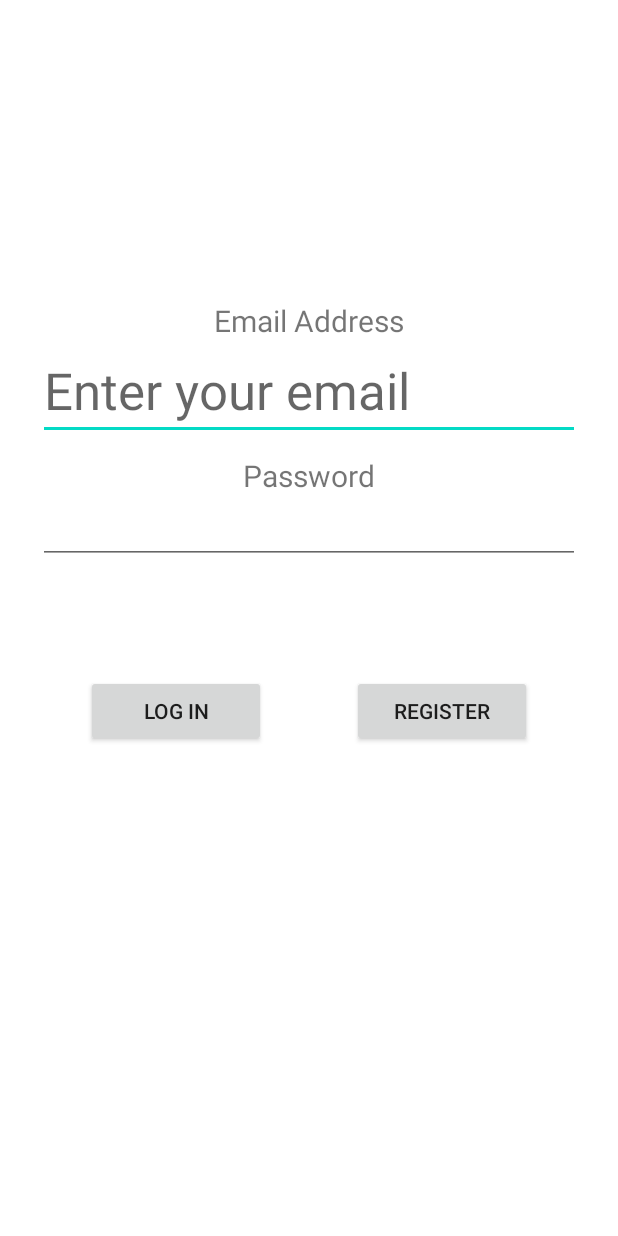
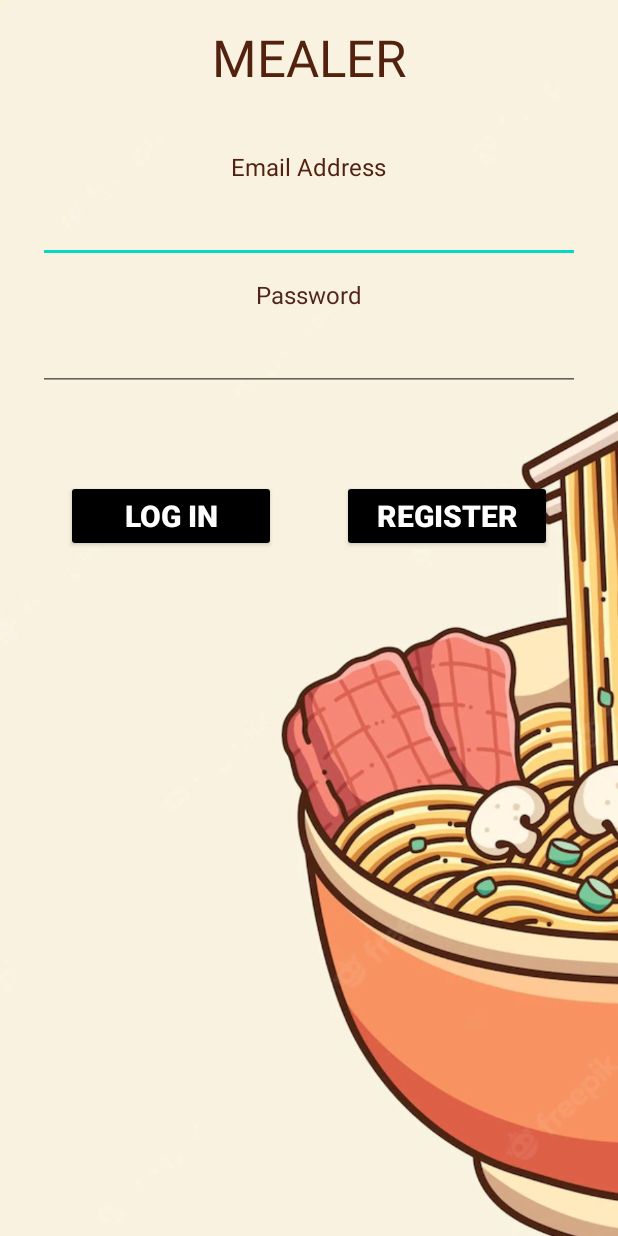
Before and after one commit to kevinluong21/mealer-project, an Android app: the screen it shows after launch (MainActivity), on a phone screen of 412 x 824 dp. Run offline under Robolectric (Android 15) with nearby library versions, the phone set to English and light mode, and no system bars; our stand-ins replace Firebase (no records; nobody signed in at launch, a user with empty details on screens opened directly).

Commit message:
Welcome Page functionality completed, back button fixed, some UI: added colors and image

```diff
--- a/app/src/main/res/layout/activity_main.xml
+++ b/app/src/main/res/layout/activity_main.xml
@@ -1,19 +1,59 @@
 <?xml version="1.0" encoding="utf-8"?>
+
 <androidx.constraintlayout.widget.ConstraintLayout xmlns:android="http://schemas.android.com/apk/res/android"
+
     xmlns:app="http://schemas.android.com/apk/res-auto"
     xmlns:tools="http://schemas.android.com/tools"
     android:layout_width="match_parent"
     android:layout_height="match_parent"
     android:onClick="login"
-    tools:context=".MainActivity">
+    tools:context=".MainActivity"
+
+
+    >
+
+
+    <LinearLayout
+        android:layout_width="match_parent"
+        android:layout_height="match_parent"
+
+        android:orientation="horizontal"
+        app:layout_constraintTop_toTopOf="parent">
+
+        <ImageView
+            android:id="@+id/imageView5"
+            android:layout_width="950dp"
+            android:layout_height="950dp"
+            android:src="@drawable/ramen"
+
+            />
+    </LinearLayout>
+
+    <LinearLayout
+        android:layout_width="match_parent"
+        android:layout_height="match_parent"
+        android:layout_marginTop="15dp"
+        android:gravity="center|top"
+        android:orientation="vertical"
+        app:layout_constraintTop_toTopOf="parent">
+
+        <TextView
+            android:id="@+id/nameOfApp"
+            android:layout_width="wrap_content"
+            android:layout_height="wrap_content"
+            android:text="MEALER"
+            android:textColor="#52220F"
+            android:textSize="34sp" />
+    </LinearLayout>
 
     <LinearLayout
         android:layout_width="match_parent"
         android:layout_height="match_parent"
         android:layout_marginStart="25dp"
-        android:layout_marginTop="200dp"
+        android:layout_marginTop="100dp"
         android:layout_marginEnd="25dp"
-        android:layout_marginBottom="200dp"
+        android:layout_marginBottom="350dp"
+        android:background="#0fff"
         android:orientation="vertical"
         app:layout_constraintBottom_toBottomOf="parent"
         app:layout_constraintEnd_toEndOf="parent"
@@ -26,16 +66,18 @@
             android:layout_height="wrap_content"
             android:layout_gravity="center"
             android:text="Email Address"
-            android:textSize="20sp" />
+            android:textColor="#52220F"
+            android:textSize="16sp" />
 
         <EditText
             android:id="@+id/editTextEmailAddress"
-            android:layout_width="wrap_content"
+            android:layout_width="match_parent"
             android:layout_height="wrap_content"
             android:ems="10"
-            android:hint="Enter your email"
+            android:textAlignment="center"
+
             android:inputType="textPersonName"
-            android:textSize="34sp" />
+            android:textSize="24sp" />
 
         <Space
             android:layout_width="match_parent"
@@ -47,14 +89,17 @@
             android:layout_height="wrap_content"
             android:layout_gravity="center"
             android:text="Password"
-            android:textSize="20sp" />
+            android:textColor="#50261A"
+            android:textSize="16sp" />
 
         <EditText
             android:id="@+id/editTextPassword"
             android:layout_width="match_parent"
             android:layout_height="wrap_content"
             android:ems="10"
-            android:inputType="textPassword" />
+            android:textAlignment="center"
+            android:inputType="textPassword"
+            android:textSize="24sp" />
 
         <Space
             android:layout_width="match_parent"
@@ -73,8 +118,8 @@
     <LinearLayout
         android:layout_width="match_parent"
         android:layout_height="match_parent"
-        android:layout_marginTop="450dp"
-        android:layout_marginBottom="100dp"
+        android:layout_marginTop="320dp"
+        android:layout_marginBottom="270dp"
         android:orientation="horizontal"
         app:layout_constraintBottom_toBottomOf="parent"
         app:layout_constraintTop_toTopOf="parent">
@@ -88,9 +133,13 @@
             android:id="@+id/buttonLogin"
             android:layout_width="wrap_content"
             android:layout_height="wrap_content"
-            android:width="120dp"
+            android:width="140dp"
+            android:backgroundTint="@android:color/black"
             android:onClick="login"
-            android:text="Log in" />
+            android:text="Log in"
+            android:textColor="@color/white"
+            android:textSize="20sp"
+            android:textStyle="bold" />
 
         <Space
             android:layout_width="0dp"
@@ -101,11 +150,14 @@
             android:id="@+id/buttonClientRegister"
             android:layout_width="wrap_content"
             android:layout_height="wrap_content"
-            android:width="120dp"
+            android:width="140dp"
+            android:backgroundTint="@android:color/black"
             android:onClick="registerFormCall"
             android:text="Register"
+            android:textColor="@color/white"
+            android:textSize="20sp"
 
-            />
+            android:textStyle="bold" />
 
         <Space
             android:layout_width="0dp"
--- a/app/src/main/res/layout/fragment_client_register.xml
+++ b/app/src/main/res/layout/fragment_client_register.xml
@@ -111,10 +111,9 @@
         android:orientation="vertical">
 
         <Button
-            android:id="@+id/backClient"
+            android:id="@+id/btnBackToRegistration"
             android:layout_width="wrap_content"
             android:layout_height="wrap_content"
-            android:onClick="pressBack"
             android:text="Back" />
     </LinearLayout>
 
--- a/app/src/main/res/layout/fragment_cook_register.xml
+++ b/app/src/main/res/layout/fragment_cook_register.xml
@@ -121,7 +121,7 @@
         android:orientation="vertical">
 
         <Button
-            android:id="@+id/backCook"
+            android:id="@+id/btnBackToRegistration"
             android:layout_width="wrap_content"
             android:layout_height="wrap_content"
             android:onClick="pressBack"
```
Also changed, not shown: app/src/main/java/com/seg2105/mealer_project/ClientRegister.java (+12 -2 lines), app/src/main/java/com/seg2105/mealer_project/ClientWelcome.java (+12 -0 lines), app/src/main/java/com/seg2105/mealer_project/CookRegister.java (+12 -2 lines), app/src/main/res/layout/activity_clientwelcome.xml (+20 -13 lines), app/src/main/res/drawable/ramen.webp (added).
